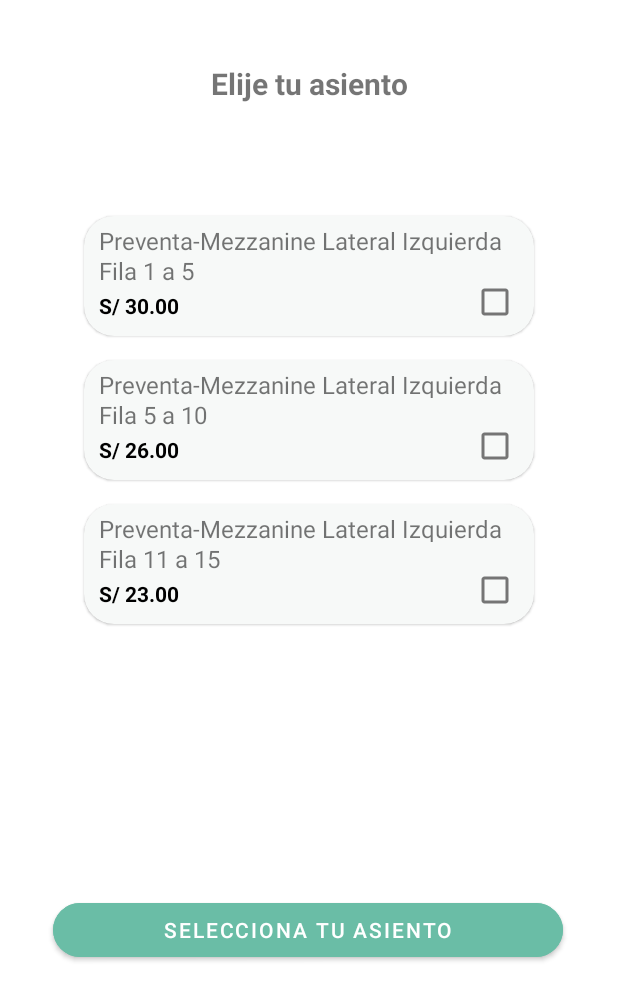
After one commit to JexUgaz/-Lab2_20180217_20191417, an Android app: the layout activity_confirmation.xml on its own in the app's theme, with its tools: preview values and no code run, on a phone screen of 412 x 824 dp. The commit adds this screen. Shown: the top 1001 px of the screen. Run offline under Robolectric (Android 15) with nearby library versions, the phone set to English and light mode, and no system bars.

Commit message:
Activity Confirmation hecha, solo el layout

```diff
--- a/app/build.gradle
+++ b/app/build.gradle
@@ -26,6 +26,9 @@ android {
         sourceCompatibility JavaVersion.VERSION_1_8
         targetCompatibility JavaVersion.VERSION_1_8
     }
+    buildFeatures{
+        viewBinding true
+    }
 }
 
 dependencies {
--- /dev/null
+++ b/app/src/main/java/com/example/apptelecos/ConfirmationActivity.java
@@ -0,0 +1,19 @@
+package com.example.apptelecos;
+
+import androidx.appcompat.app.AppCompatActivity;
+
+import android.os.Bundle;
+
+import com.example.apptelecos.databinding.ActivityConfirmationBinding;
+
+public class ConfirmationActivity extends AppCompatActivity {
+    ActivityConfirmationBinding binding;
+
+    @Override
+    protected void onCreate(Bundle savedInstanceState) {
+        super.onCreate(savedInstanceState);
+        binding= ActivityConfirmationBinding.inflate(getLayoutInflater());
+        setContentView(binding.getRoot());
+
+    }
+}
--- a/app/src/main/java/com/example/apptelecos/MainActivity.java
+++ b/app/src/main/java/com/example/apptelecos/MainActivity.java
@@ -6,7 +6,6 @@ import android.os.Bundle;
 import android.util.Log;
 
 public class MainActivity extends AppCompatActivity {
-
     @Override
     protected void onCreate(Bundle savedInstanceState) {
         super.onCreate(savedInstanceState);
--- /dev/null
+++ b/app/src/main/res/layout/activity_confirmation.xml
@@ -0,0 +1,194 @@
+<?xml version="1.0" encoding="utf-8"?>
+<androidx.constraintlayout.widget.ConstraintLayout xmlns:android="http://schemas.android.com/apk/res/android"
+    xmlns:app="http://schemas.android.com/apk/res-auto"
+    xmlns:tools="http://schemas.android.com/tools"
+    android:layout_width="match_parent"
+    android:layout_height="match_parent"
+    tools:context=".ConfirmationActivity">
+
+    <TextView
+        android:id="@+id/textView"
+        android:layout_width="309dp"
+        android:layout_height="27dp"
+        android:layout_marginStart="16dp"
+        android:layout_marginTop="42dp"
+        android:layout_marginEnd="16dp"
+        android:gravity="center"
+        android:text="Elije tu asiento"
+        android:textSize="20sp"
+        android:textStyle="bold"
+        app:layout_constraintEnd_toEndOf="parent"
+        app:layout_constraintStart_toStartOf="parent"
+        app:layout_constraintTop_toTopOf="parent" />
+
+    <com.google.android.material.card.MaterialCardView
+        android:id="@+id/materialCardView"
+        android:layout_width="300dp"
+        android:layout_height="80dp"
+        android:layout_marginTop="144dp"
+        android:backgroundTint="#f7f9f8"
+        android:checkable="true"
+        android:clickable="true"
+        android:focusable="true"
+        app:cardCornerRadius="20dp"
+        app:layout_constraintEnd_toEndOf="parent"
+        app:layout_constraintStart_toStartOf="parent"
+        app:layout_constraintTop_toTopOf="parent">
+
+        <TextView
+            android:id="@+id/textView2"
+            android:layout_width="wrap_content"
+            android:layout_height="20dp"
+            android:layout_marginLeft="10dp"
+            android:layout_marginTop="5dp"
+            android:text="Preventa-Mezzanine Lateral Izquierda"
+            android:textSize="16dp"
+            tools:layout_editor_absoluteX="166dp"
+            tools:layout_editor_absoluteY="186dp" />
+
+        <TextView
+            android:id="@+id/textView3"
+            android:layout_width="wrap_content"
+            android:layout_height="wrap_content"
+            android:layout_marginLeft="10dp"
+            android:layout_marginTop="25dp"
+            android:text="Fila 1 a 5"
+            android:textSize="16dp" />
+
+        <TextView
+            android:id="@+id/tvcosto1"
+            android:layout_width="wrap_content"
+            android:layout_height="wrap_content"
+            android:layout_marginLeft="10dp"
+            android:layout_marginTop="50dp"
+            android:text="S/ 30.00"
+            android:textColor="@color/black"
+            android:textStyle="bold" />
+
+        <CheckBox
+            android:id="@+id/checkBox"
+            android:layout_width="wrap_content"
+            android:layout_height="wrap_content"
+            android:layout_marginLeft="250dp"
+            android:layout_marginTop="35dp" />
+    </com.google.android.material.card.MaterialCardView>
+
+    <com.google.android.material.card.MaterialCardView
+        android:id="@+id/materialCardView2"
+        android:layout_width="300dp"
+        android:layout_height="80dp"
+        android:layout_marginTop="16dp"
+        android:backgroundTint="#f7f9f8"
+        android:checkable="true"
+        android:clickable="true"
+        android:focusable="true"
+        app:cardCornerRadius="20dp"
+        app:layout_constraintEnd_toEndOf="parent"
+        app:layout_constraintStart_toStartOf="parent"
+        app:layout_constraintTop_toBottomOf="@+id/materialCardView">
+
+        <TextView
+            android:id="@+id/textView22"
+            android:layout_width="wrap_content"
+            android:layout_height="20dp"
+            android:layout_marginLeft="10dp"
+            android:layout_marginTop="5dp"
+            android:text="Preventa-Mezzanine Lateral Izquierda"
+            android:textSize="16dp"
+            tools:layout_editor_absoluteX="166dp"
+            tools:layout_editor_absoluteY="186dp" />
+
+        <TextView
+            android:id="@+id/textView78"
+            android:layout_width="wrap_content"
+            android:layout_height="wrap_content"
+            android:layout_marginLeft="10dp"
+            android:layout_marginTop="25dp"
+            android:text="Fila 5 a 10"
+            android:textSize="16dp" />
+
+        <TextView
+            android:id="@+id/tvcosto2"
+            android:layout_width="wrap_content"
+            android:layout_height="wrap_content"
+            android:layout_marginLeft="10dp"
+            android:layout_marginTop="50dp"
+            android:text="S/ 26.00"
+            android:textColor="@color/black"
+            android:textStyle="bold" />
+
+        <CheckBox
+            android:id="@+id/checkBox2"
+            android:layout_width="wrap_content"
+            android:layout_height="wrap_content"
+            android:layout_marginLeft="250dp"
+            android:layout_marginTop="35dp" />
+    </com.google.android.material.card.MaterialCardView>
+
+    <com.google.android.material.card.MaterialCardView
+        android:layout_width="300dp"
+        android:layout_height="80dp"
+        android:backgroundTint="#f7f9f8"
+        android:checkable="true"
+        android:clickable="true"
+        android:focusable="true"
+        app:cardCornerRadius="20dp"
+        android:layout_marginTop="16dp"
+        app:layout_constraintEnd_toEndOf="parent"
+        app:layout_constraintStart_toStartOf="parent"
+        app:layout_constraintTop_toBottomOf="@+id/materialCardView2">
+
+        <TextView
+            android:id="@+id/textView21"
+            android:layout_width="wrap_content"
+            android:layout_height="20dp"
+            android:layout_marginLeft="10dp"
+            android:layout_marginTop="5dp"
+            android:text="Preventa-Mezzanine Lateral Izquierda"
+            android:textSize="16dp"
+            tools:layout_editor_absoluteX="166dp"
+            tools:layout_editor_absoluteY="186dp" />
+
+        <TextView
+            android:id="@+id/textView70"
+            android:layout_width="wrap_content"
+            android:layout_height="wrap_content"
+            android:layout_marginLeft="10dp"
+            android:layout_marginTop="25dp"
+            android:text="Fila 11 a 15"
+            android:textSize="16dp" />
+
+        <TextView
+            android:id="@+id/tvcosto3"
+            android:layout_width="wrap_content"
+            android:layout_height="wrap_content"
+            android:layout_marginLeft="10dp"
+            android:layout_marginTop="50dp"
+            android:text="S/ 23.00"
+            android:textColor="@color/black"
+            android:textStyle="bold" />
+
+        <CheckBox
+            android:id="@+id/checkBox20"
+            android:layout_width="wrap_content"
+            android:layout_height="wrap_content"
+            android:layout_marginLeft="250dp"
+            android:layout_marginTop="35dp" />
+    </com.google.android.material.card.MaterialCardView>
+
+    <Button
+        android:id="@+id/button"
+        android:layout_width="340dp"
+        android:layout_height="wrap_content"
+        android:layout_marginStart="16dp"
+        android:layout_marginEnd="16dp"
+        android:layout_marginBottom="180dp"
+        android:backgroundTint="#6abda6"
+        android:text="Selecciona tu asiento"
+        app:cornerRadius="20dp"
+        app:layout_constraintBottom_toBottomOf="parent"
+        app:layout_constraintEnd_toEndOf="parent"
+        app:layout_constraintHorizontal_bias="0.487"
+        app:layout_constraintStart_toStartOf="parent" />
+
+</androidx.constraintlayout.widget.ConstraintLayout>
```
